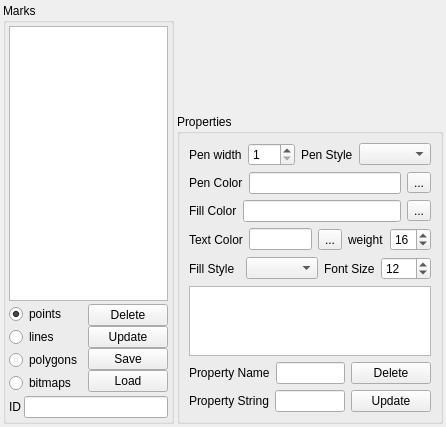
Old version of the form qtvplugin_geomarker/qtvplugin_geomarker.ui in the repository tgut/mercator.qtviewer.
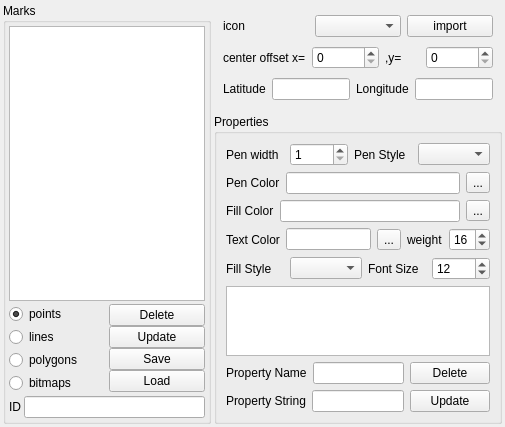
New version of the form. The open tabs and pages were chosen to show the change.

Commit message: 1. try to add the icon mark type. 2. we will build other functions later

```diff
--- a/qtvplugin_geomarker/qtvplugin_geomarker.ui
+++ b/qtvplugin_geomarker/qtvplugin_geomarker.ui
@@ -6,7 +6,7 @@
    <rect>
     <x>0</x>
     <y>0</y>
-    <width>446</width>
+    <width>505</width>
     <height>426</height>
    </rect>
   </property>
@@ -437,7 +437,93 @@
          </item>
         </layout>
        </widget>
-       <widget class="QWidget" name="page_bitmap"/>
+       <widget class="QWidget" name="page_bitmap">
+        <layout class="QVBoxLayout" name="verticalLayout_9">
+         <item>
+          <layout class="QHBoxLayout" name="horizontalLayout_18">
+           <item>
+            <widget class="QLabel" name="label_5">
+             <property name="text">
+              <string>icon</string>
+             </property>
+            </widget>
+           </item>
+           <item>
+            <widget class="QComboBox" name="comboBox_icons"/>
+           </item>
+           <item>
+            <widget class="QPushButton" name="pushButton_import_icon">
+             <property name="text">
+              <string>import</string>
+             </property>
+            </widget>
+           </item>
+          </layout>
+         </item>
+         <item>
+          <layout class="QHBoxLayout" name="horizontalLayout_5">
+           <item>
+            <widget class="QLabel" name="label_18">
+             <property name="text">
+              <string>center offset x=</string>
+             </property>
+            </widget>
+           </item>
+           <item>
+            <widget class="QSpinBox" name="spinBox_icon_cenoffx">
+             <property name="minimum">
+              <number>0</number>
+             </property>
+             <property name="maximum">
+              <number>2147483647</number>
+             </property>
+            </widget>
+           </item>
+           <item>
+            <widget class="QLabel" name="label_21">
+             <property name="text">
+              <string>,y=</string>
+             </property>
+            </widget>
+           </item>
+           <item>
+            <widget class="QSpinBox" name="spinBox_icon_cenoffy">
+             <property name="minimum">
+              <number>0</number>
+             </property>
+             <property name="maximum">
+              <number>2147483647</number>
+             </property>
+            </widget>
+           </item>
+          </layout>
+         </item>
+         <item>
+          <layout class="QHBoxLayout" name="horizontalLayout_17">
+           <item>
+            <widget class="QLabel" name="label_22">
+             <property name="text">
+              <string>Latitude</string>
+             </property>
+            </widget>
+           </item>
+           <item>
+            <widget class="QLineEdit" name="lineEdit_icon_lat"/>
+           </item>
+           <item>
+            <widget class="QLabel" name="label_17">
+             <property name="text">
+              <string>Longitude</string>
+             </property>
+            </widget>
+           </item>
+           <item>
+            <widget class="QLineEdit" name="lineEdit_icon_lon"/>
+           </item>
+          </layout>
+         </item>
+        </layout>
+       </widget>
       </widget>
      </item>
      <item>
```
The commit also changes 8 other files.
